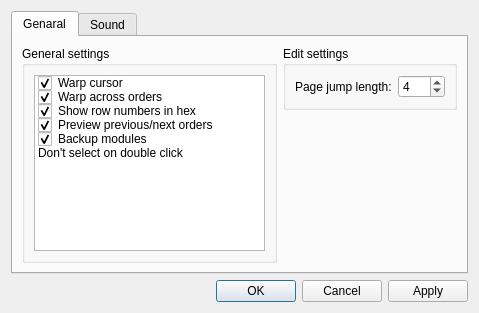
Before: the Qt Designer form BambooTracker/gui/configuration_dialog.ui in BambooTracker/BambooTracker, drawn with Qt 5.
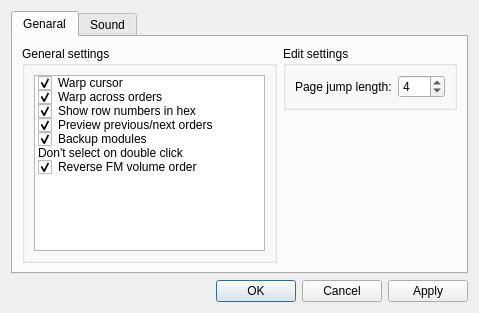
After: the same form once the commit is applied.

Commit message: Add selection whether the order of FM volume is reversed

```diff
--- a/BambooTracker/gui/configuration_dialog.ui
+++ b/BambooTracker/gui/configuration_dialog.ui
@@ -132,6 +132,14 @@
               <enum>Unchecked</enum>
              </property>
             </item>
+            <item>
+             <property name="text">
+              <string>Reverse FM volume order</string>
+             </property>
+             <property name="checkState">
+              <enum>Checked</enum>
+             </property>
+            </item>
            </widget>
           </item>
          </layout>
```
The commit also changes 12 other files.
